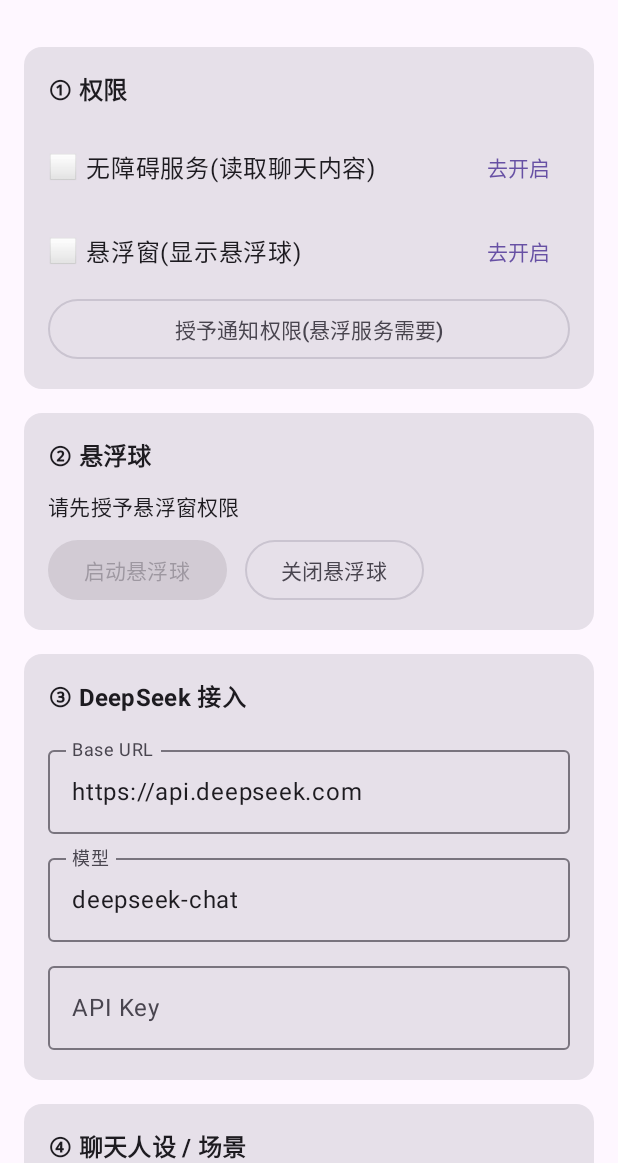
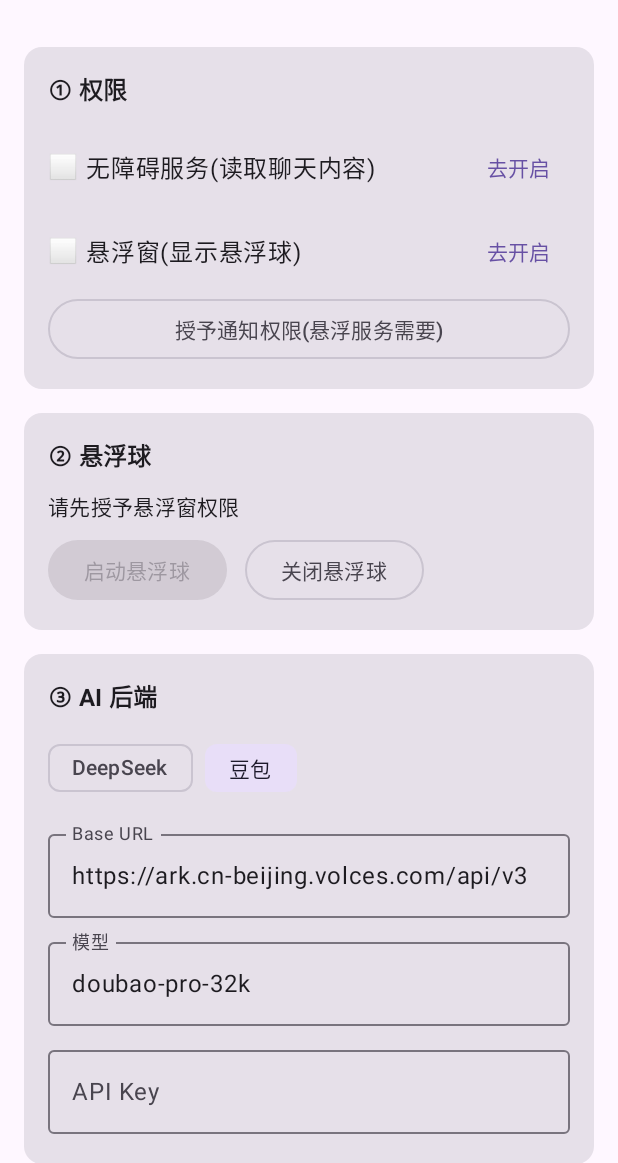
Before and after one commit to zhaojunmin/aichat, an Android app built with Jetpack Compose: the screen it shows after launch (MainActivity), after a tap on "去开启", on a phone screen of 412 x 824 dp, the part 73-1236 px from its top. Run offline under Robolectric (Android 15) with nearby library versions, the phone set to English and light mode, and no system bars; 3 other taps on this screen came first.

Commit message:
新增豆包(火山方舟)后端接入
重新引入 AiBackend 选择器(DeepSeek / 豆包),两者同为 OpenAI 兼容协议,
共用 OpenAiCompatClient(由 DeepSeekClient 更名),切换仅改默认 Base URL 与模型。
豆包默认指向火山方舟 Ark(https://ark.cn-beijing.volces.com/api/v3,doubao-pro-32k)。

Co-Authored-By: Claude Opus 4.8 (1M context) <noreply@anthropic.com>

```diff
--- a/app/src/main/java/com/octos/aichat/MainActivity.kt
+++ b/app/src/main/java/com/octos/aichat/MainActivity.kt
@@ -56,6 +56,8 @@ import androidx.lifecycle.compose.collectAsStateWithLifecycle
 import androidx.compose.runtime.DisposableEffect
 import com.octos.aichat.accessibility.ChatAccessibilityService
 import com.octos.aichat.ai.AiRepository
+import com.octos.aichat.data.AiBackend
+import com.octos.aichat.data.AppSettings
 import com.octos.aichat.data.ChatMessage
 import com.octos.aichat.data.Conversation
 import com.octos.aichat.data.PersonaPresets
@@ -168,7 +170,17 @@ private fun SettingsScreen(repo: SettingsRepository) {
                 }
             }
 
-            SectionCard("③ DeepSeek 接入") {
+            SectionCard("③ AI 后端") {
+                Row(horizontalArrangement = Arrangement.spacedBy(8.dp)) {
+                    AiBackend.entries.forEach { b ->
+                        FilterChip(
+                            selected = settings.backend == b,
+                            onClick = { repo.update { applyBackendDefaults(it, b) } },
+                            label = { Text(b.displayName) }
+                        )
+                    }
+                }
+                Spacer(Modifier.height(8.dp))
                 LabeledField("Base URL", settings.baseUrl) { v -> repo.update { it.copy(baseUrl = v) } }
                 LabeledField("模型", settings.model) { v -> repo.update { it.copy(model = v) } }
                 LabeledField("API Key", settings.apiKey, isSecret = true) { v ->
@@ -397,6 +409,20 @@ private fun LabeledField(
     )
 }
 
+private fun applyBackendDefaults(current: AppSettings, backend: AiBackend): AppSettings =
+    when (backend) {
+        AiBackend.DEEPSEEK -> current.copy(
+            backend = backend,
+            baseUrl = AppSettings.DEFAULT_DEEPSEEK_BASE_URL,
+            model = AppSettings.DEFAULT_DEEPSEEK_MODEL,
+        )
+        AiBackend.DOUBAO -> current.copy(
+            backend = backend,
+            baseUrl = AppSettings.DEFAULT_DOUBAO_BASE_URL,
+            model = AppSettings.DEFAULT_DOUBAO_MODEL,
+        )
+    }
+
 private fun isAccessibilityEnabled(context: Context): Boolean {
     val expected = "${context.packageName}/${ChatAccessibilityService::class.java.name}"
     val enabled = Settings.Secure.getString(
--- a/app/src/main/java/com/octos/aichat/ai/AiRepository.kt
+++ b/app/src/main/java/com/octos/aichat/ai/AiRepository.kt
@@ -9,11 +9,11 @@ import org.json.JSONException
 
 /**
  * Turns an extracted [Conversation] into a handful of candidate replies via the
- * DeepSeek chat API.
+ * configured OpenAI-compatible chat API (DeepSeek / Doubao).
  */
 object AiRepository {
 
-    private val client: AiClient = DeepSeekClient()
+    private val client: AiClient = OpenAiCompatClient()
 
     suspend fun generateReplies(
         settings: AppSettings,
--- a/app/src/main/java/com/octos/aichat/data/AppSettings.kt
+++ b/app/src/main/java/com/octos/aichat/data/AppSettings.kt
@@ -1,4 +1,19 @@
 package com.octos.aichat.data
+
+/**
+ * Which model provider to call. Both speak the OpenAI-compatible
+ * chat-completions shape, so they share one HTTP client; the backend only
+ * selects the default Base URL and model name.
+ */
+enum class AiBackend(val displayName: String) {
+    DEEPSEEK("DeepSeek"),
+    DOUBAO("豆包");
+
+    companion object {
+        fun fromName(name: String?): AiBackend =
+            entries.firstOrNull { it.name == name } ?: DEEPSEEK
+    }
+}
 
 /**
  * A reusable "persona + scene" preset that shapes how the assistant replies.
@@ -43,6 +58,7 @@ object PersonaPresets {
 
 /** Full user configuration, persisted via [SettingsRepository]. */
 data class AppSettings(
+    val backend: AiBackend = AiBackend.DEEPSEEK,
     val baseUrl: String = DEFAULT_DEEPSEEK_BASE_URL,
     val apiKey: String = "",
     val model: String = DEFAULT_DEEPSEEK_MODEL,
@@ -75,6 +91,10 @@ data class AppSettings(
     companion object {
         const val DEFAULT_DEEPSEEK_BASE_URL = "https://api.deepseek.com"
         const val DEFAULT_DEEPSEEK_MODEL = "deepseek-chat"
+        // Doubao = Volcengine Ark, OpenAI-compatible. The "model" is either an
+        // Ark inference endpoint id (ep-...) or a model name like doubao-pro-32k.
+        const val DEFAULT_DOUBAO_BASE_URL = "https://ark.cn-beijing.volces.com/api/v3"
+        const val DEFAULT_DOUBAO_MODEL = "doubao-pro-32k"
         // WeChat + Soul + Hertz out of the box.
         const val DEFAULT_TARGET_PACKAGES = "com.tencent.mm,cn.soulapp.android,com.immomo.vchat"
         // WeChat + Hertz use OCR by default; Soul keeps precise node-tree parsing.
--- a/app/src/main/java/com/octos/aichat/data/SettingsRepository.kt
+++ b/app/src/main/java/com/octos/aichat/data/SettingsRepository.kt
@@ -28,6 +28,7 @@ class SettingsRepository private constructor(context: Context) {
     }
 
     private fun load(): AppSettings = AppSettings(
+        backend = AiBackend.fromName(prefs.getString(KEY_BACKEND, null)),
         baseUrl = prefs.getString(KEY_BASE_URL, AppSettings.DEFAULT_DEEPSEEK_BASE_URL)!!,
         apiKey = prefs.getString(KEY_API_KEY, "")!!,
         model = prefs.getString(KEY_MODEL, AppSettings.DEFAULT_DEEPSEEK_MODEL)!!,
@@ -42,6 +43,7 @@ class SettingsRepository private constructor(context: Context) {
 
     private fun persist(s: AppSettings) {
         prefs.edit()
+            .putString(KEY_BACKEND, s.backend.name)
             .putString(KEY_BASE_URL, s.baseUrl)
             .putString(KEY_API_KEY, s.apiKey)
             .putString(KEY_MODEL, s.model)
@@ -57,6 +59,7 @@ class SettingsRepository private constructor(context: Context) {
 
     companion object {
         private const val PREFS = "ai_chat_settings"
+        private const val KEY_BACKEND = "backend"
         private const val KEY_BASE_URL = "base_url"
         private const val KEY_API_KEY = "api_key"
         private const val KEY_MODEL = "model"
```
Also changed, not shown: app/src/main/java/com/octos/aichat/ai/HttpClients.kt (+5 -5 lines).
